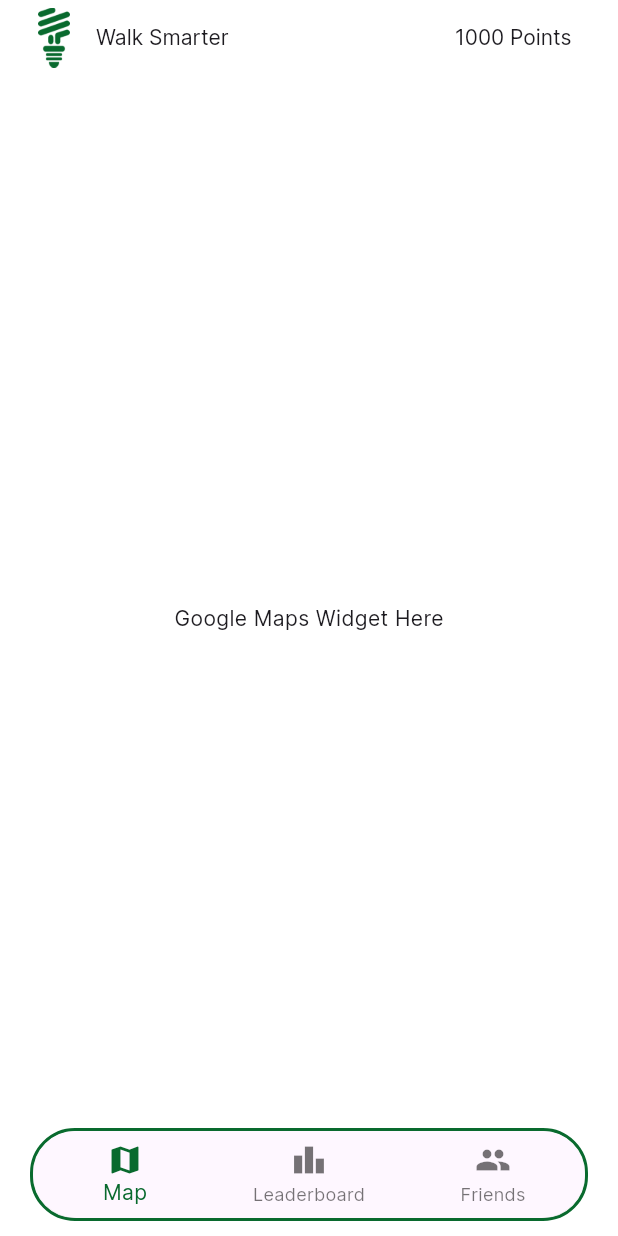
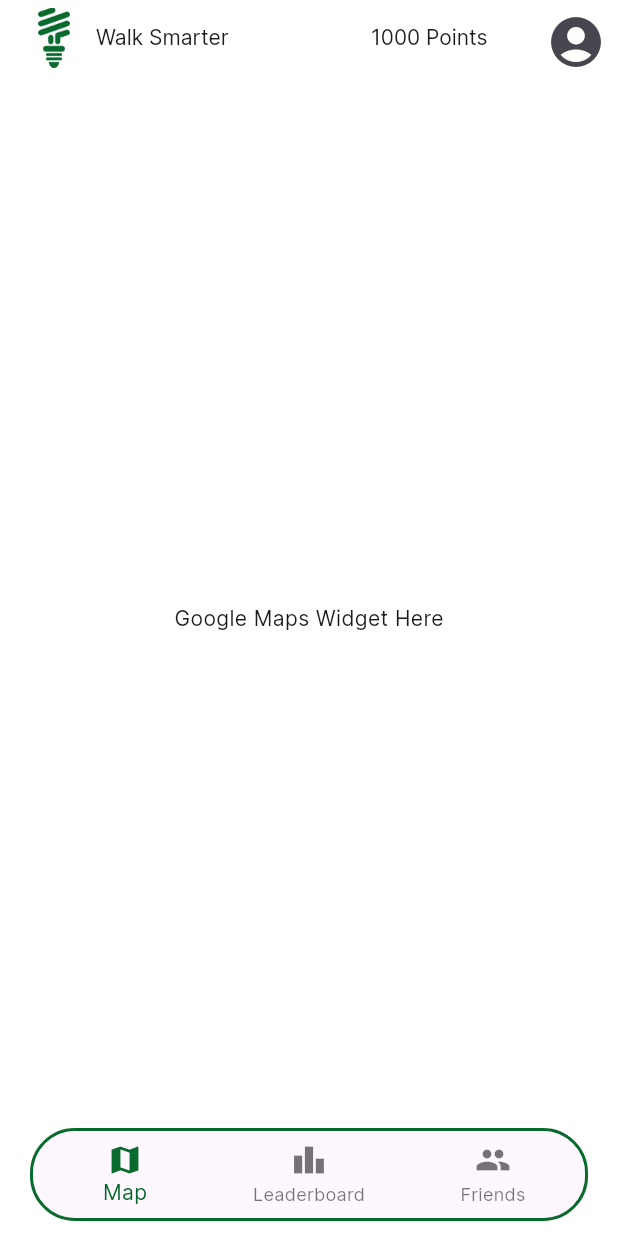
Before and after one commit to NHL-P4-INF1C/WalkSmarter, a Flutter app: the MyHomePage screen opened by its route, on a phone screen of 412 x 824 dp. Run offline on Flutter 3.47's test engine with Material 3 defaults, Android fonts, the phone set to English and light mode, and no system bars; our stand-ins replace pocketbase.

Commit message:
added profile picture to appbar

```diff
--- a/lib/homepage.dart
+++ b/lib/homepage.dart
@@ -139,6 +139,13 @@ class _MyHomePageState extends State<MyHomePage> {
                     ),
                   ],
                 ),
+                actions: [
+                  IconButton(
+                    iconSize: 40,
+                    icon: Icon(Icons.account_circle),
+                    onPressed: () {},
+                  ),
+                ],
                 backgroundColor: Colors.white,
                 shape: RoundedRectangleBorder(
                   borderRadius: BorderRadius.only(
```
